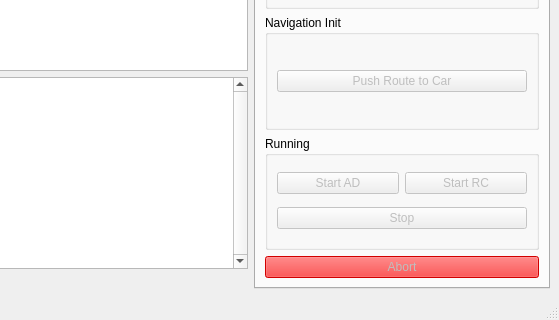
Old version of the form src/mainwindow.ui in the repository melegiul/adtf-remote; both pictures show x 483 to 1042 and y 510 to 830 of the 1042 by 830 pixel window.
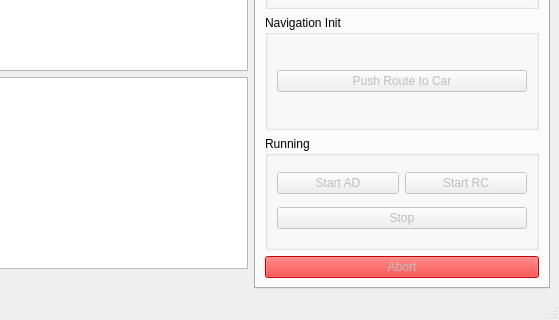
New version of the form. Icons and pictures are not drawn. Custom widgets are drawn as their Qt base class.

Commit message: [R-01][In-Progess] switched from ListView to TableView for Logging and Timestamp in ms

What changed in the file:
```diff
--- a/src/mainwindow.ui
+++ b/src/mainwindow.ui
@@ -953,9 +953,12 @@
      </widget>
     </item>
     <item row="2" column="0">
-     <widget class="QListView" name="listView">
-      <property name="verticalScrollBarPolicy">
-       <enum>Qt::ScrollBarAlwaysOn</enum>
+     <widget class="QTableView" name="logTableView">
+      <property name="sizePolicy">
+       <sizepolicy hsizetype="Expanding" vsizetype="Maximum">
+        <horstretch>0</horstretch>
+        <verstretch>0</verstretch>
+       </sizepolicy>
       </property>
      </widget>
     </item>
```
Left out of the diff: 108 changed lines with no effect on the pictures. The commit also changes 2 other files.
